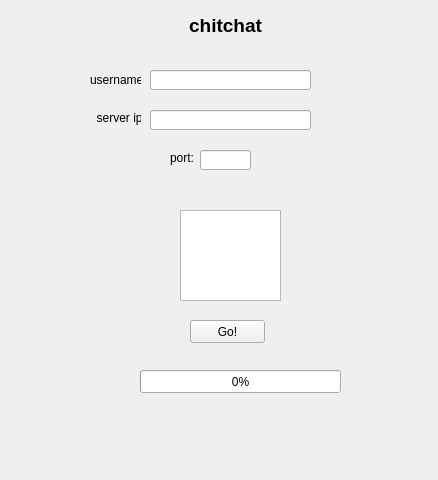
Qt form app/login.ui (syncopika/chitchat) before a commit.
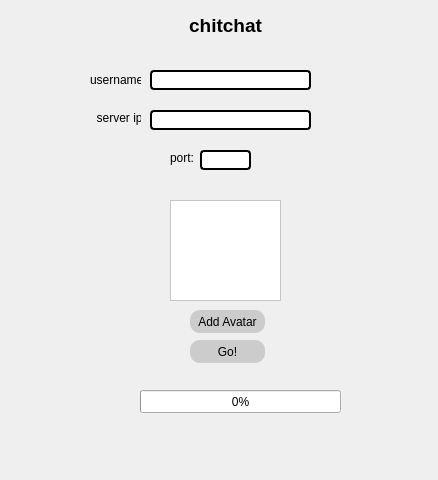
The same form after that commit.

Patch:
```diff
--- a/app/login.ui
+++ b/app/login.ui
@@ -25,6 +25,31 @@
   <property name="windowTitle">
    <string>Form</string>
   </property>
+  <property name="styleSheet">
+   <string notr="true">QLineEdit {
+	border-width: 2px;
+    border-style: outset;
+    border-radius: 4px;
+    border-color: #000;
+    background-color: #fff;
+}
+
+QGraphicsView {
+    background-color: #fff;
+}
+
+QPushButton {
+    background-color: #ccc;
+    border-style: outset;
+    border-radius: 10px;
+    border-color: #000;
+}
+
+QPushButton:hover {
+    background-color: #fff;
+}
+</string>
+  </property>
   <widget class="QLineEdit" name="lineEdit">
    <property name="geometry">
     <rect>
@@ -94,7 +119,7 @@
    <property name="geometry">
     <rect>
      <x>190</x>
-     <y>320</y>
+     <y>340</y>
      <width>75</width>
      <height>23</height>
     </rect>
@@ -107,7 +132,7 @@
    <property name="geometry">
     <rect>
      <x>140</x>
-     <y>370</y>
+     <y>390</y>
      <width>201</width>
      <height>23</height>
     </rect>
@@ -115,6 +140,9 @@
    <property name="value">
     <number>0</number>
    </property>
+   <property name="textVisible">
+    <bool>true</bool>
+   </property>
   </widget>
   <widget class="QLineEdit" name="lineEdit_3">
    <property name="geometry">
@@ -134,7 +162,7 @@
     <rect>
      <x>170</x>
      <y>150</y>
-     <width>31</width>
+     <width>30</width>
      <height>16</height>
     </rect>
    </property>
@@ -145,11 +173,30 @@
   <widget class="QGraphicsView" name="graphicsView">
    <property name="geometry">
     <rect>
-     <x>180</x>
-     <y>210</y>
-     <width>101</width>
-     <height>91</height>
+     <x>170</x>
+     <y>200</y>
+     <width>111</width>
+     <height>101</height>
     </rect>
+   </property>
+   <property name="mouseTracking">
+    <bool>true</bool>
+   </property>
+  </widget>
+  <widget class="QPushButton" name="pushButton2">
+   <property name="geometry">
+    <rect>
+     <x>190</x>
+     <y>310</y>
+     <width>75</width>
+     <height>23</height>
+    </rect>
+   </property>
+   <property name="styleSheet">
+    <string notr="true"/>
+   </property>
+   <property name="text">
+    <string>Add Avatar</string>
    </property>
   </widget>
  </widget>
```
